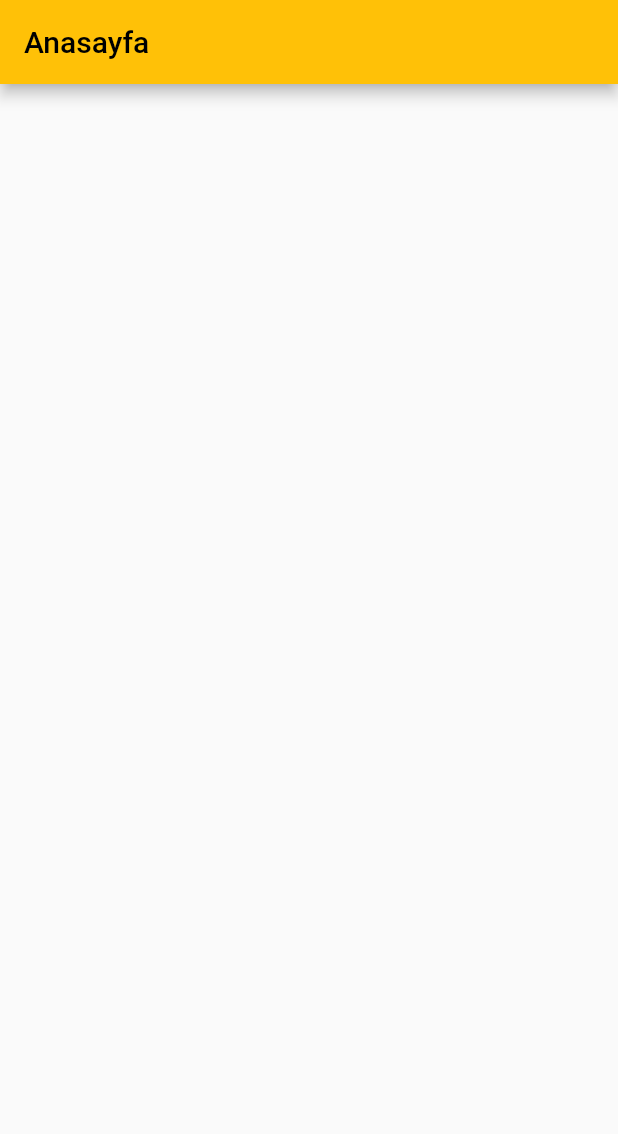
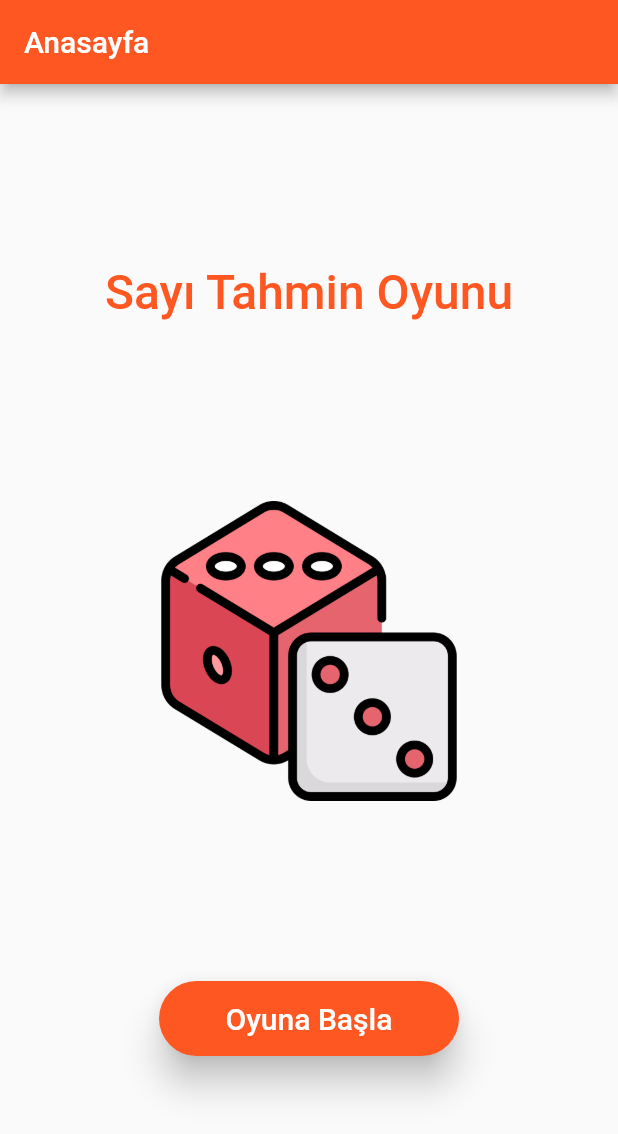
Before and after one commit to kadironer/Sayi-Tahmin-Oyunu, a Flutter app: the screen it shows after launch, on a phone screen of 412 x 824 dp. Shown: the top 1134 px of the screen. Run offline on Flutter 3.47's test engine with Material 2 defaults, Android fonts, the phone set to English and light mode, and no system bars.

Commit message:
Third Commit

```diff
--- a/lib/main.dart
+++ b/lib/main.dart
@@ -1,4 +1,5 @@
 import 'package:flutter/material.dart';
+import 'package:sayi_tahmin_oyunu/tahminEkrani.dart';
 
 void main() {
   runApp(const MyApp());
@@ -13,7 +14,7 @@ class MyApp extends StatelessWidget {
       title: 'Flutter Demo',
       debugShowCheckedModeBanner: false,
       theme: ThemeData(
-        primarySwatch: Colors.amber,
+        primarySwatch: Colors.deepOrange,
       ),
       home: Anasayfa(),
     );
@@ -34,9 +35,45 @@ class _AnasayfaState extends State<Anasayfa> {
       ),
       body: Center(
         child: Column(
-          mainAxisAlignment: MainAxisAlignment.center,
+          mainAxisAlignment: MainAxisAlignment.spaceEvenly,
           children: <Widget>[
+            Text("Sayı Tahmin Oyunu",
+              style: TextStyle(
+                fontSize: 32,
+                fontWeight: FontWeight.w500,
+                color: Colors.deepOrange,
+              ),
+            ),
+            SizedBox(
+              width: 200,
+                height: 200,
+                child: Image.asset("Images/dice.png"),
+            ),
+            SizedBox(
+              width: 200,
+              height: 50,
+              child: ElevatedButton(
+                child: Text("Oyuna Başla",
+                  style: TextStyle(
+                  fontSize: 20,
 
+                ),
+                ),
+                style: ElevatedButton.styleFrom(
+                  primary: Colors.deepOrange,
+                  shadowColor: Colors.black,
+                  elevation: 10,
+                  shape: RoundedRectangleBorder(
+                    borderRadius: BorderRadius.all(Radius.circular(45.0)),
+                  ),
+
+                ),
+                onPressed:(){
+                  Navigator.push(context, MaterialPageRoute(builder: (context)=>tahminEkrani()));
+
+                },
+              ),
+            ),
           ],
         ),
       ),
--- a/lib/tahminEkrani.dart
+++ b/lib/tahminEkrani.dart
@@ -11,6 +11,17 @@ class _tahminEkraniState extends State<tahminEkrani> {
   @override
   Widget build(BuildContext context) {
     return Scaffold(
+      appBar: AppBar(
+        title: Text("Tahmin Et"),
+      ),
+      body: Center(
+        child: Column(
+          mainAxisAlignment: MainAxisAlignment.spaceEvenly,
+          children: <Widget>[
+
+          ],
+        ),
+      ),
 
     );
   }
--- a/pubspec.yaml
+++ b/pubspec.yaml
@@ -58,9 +58,9 @@ flutter:
   uses-material-design: true
 
   # To add assets to your application, add an assets section, like this:
-  # assets:
-  #   - images/a_dot_burr.jpeg
-  #   - images/a_dot_ham.jpeg
+  assets:
+      - Images/dice.png
+
 
   # An image asset can refer to one or more resolution-specific "variants", see
   # https://flutter.dev/assets-and-images/#resolution-aware.
```
Also changed, not shown: Images/dice.png (added).
